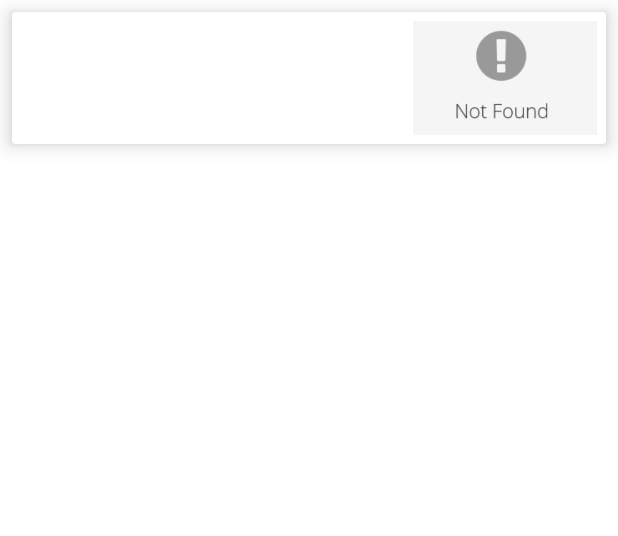
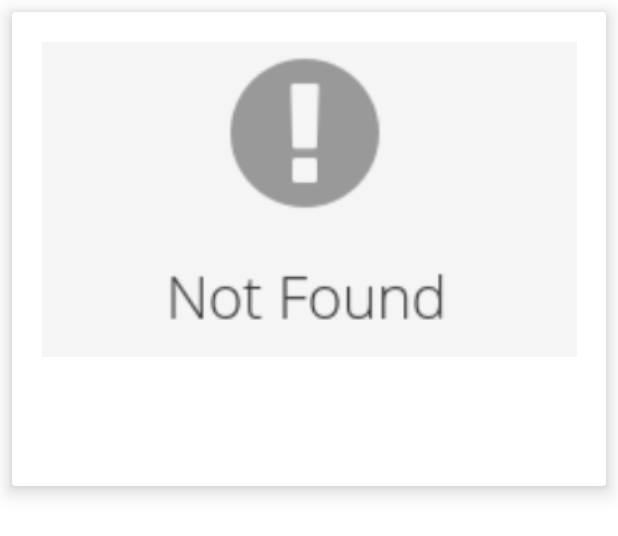
Before and after one commit to joerush18/easy-news-app, an Android app: the layout headline_list_items.xml on its own in the app's theme, with its tools: preview values and no code run, on a phone screen of 412 x 824 dp. Shown: the top 536 px of the screen. Run offline under Robolectric (Android 15) with nearby library versions, the phone set to English and light mode, and no system bars.

Commit message:
Enhance ui

```diff
--- a/app/src/main/res/layout/headline_list_items.xml
+++ b/app/src/main/res/layout/headline_list_items.xml
@@ -11,43 +11,47 @@
         android:layout_margin="6dp"
         android:orientation="horizontal"
         android:weightSum="3"
+        android:padding="6dp"
         android:layout_width="match_parent"
         android:layout_height="wrap_content">
+
         <LinearLayout
-            android:layout_width="0dp"
+            android:layout_width="358dp"
             android:layout_height="wrap_content"
+            android:layout_margin="8dp"
             android:layout_weight="2"
-            android:orientation="vertical"
-            android:layout_margin="8dp"
-            >
-<TextView
-    android:layout_width="match_parent"
-    android:layout_height="wrap_content"
-    android:id="@+id/text_title"
-    android:textSize="22sp"
-    android:textStyle="bold"
-    android:textColor="@color/black"
-    android:maxLines="3"
-    ></TextView>
+            android:orientation="vertical">
+
+            <ImageView
+                android:id="@+id/img_headline"
+                android:layout_width="365dp"
+                android:layout_height="wrap_content"
+                android:layout_weight="1"
+                android:scaleType="centerCrop"
+                android:layout_marginBottom="6dp"
+                android:src="@drawable/notfound"/>
+
             <TextView
-                android:layout_width="match_parent"
+                android:id="@+id/text_title"
+                android:layout_width="371dp"
                 android:layout_height="wrap_content"
+                android:maxLines="3"
+                android:textColor="@color/black"
+                android:textSize="22sp"
+                android:textStyle="bold"/>
+
+            <TextView
                 android:id="@+id/text_source"
+                android:layout_width="378dp"
+                android:layout_height="wrap_content"
+                android:layout_marginTop="6dp"
+                android:maxLines="1"
+                android:textColor="@color/black"
                 android:textSize="18sp"
-                android:textStyle="bold"
-                android:textColor="@color/black"
-                android:maxLines="1"
-                android:layout_marginTop="6dp"
-                ></TextView>
+                android:textStyle="bold"/>
+
         </LinearLayout>
-        <ImageView
-            android:layout_width="0dp"
-            android:layout_height="match_parent"
-            android:id="@+id/img_headline"
-            android:layout_weight="1"
-            android:src="@drawable/notfound"
-            android:scaleType="centerCrop"
-            ></ImageView>
+
     </LinearLayout>
 
 </androidx.cardview.widget.CardView>
```
